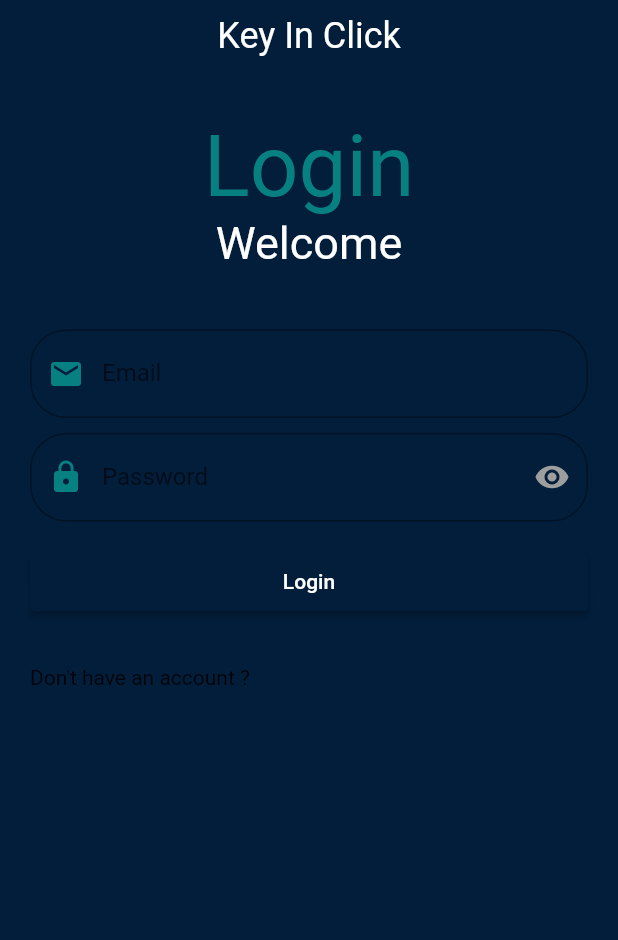
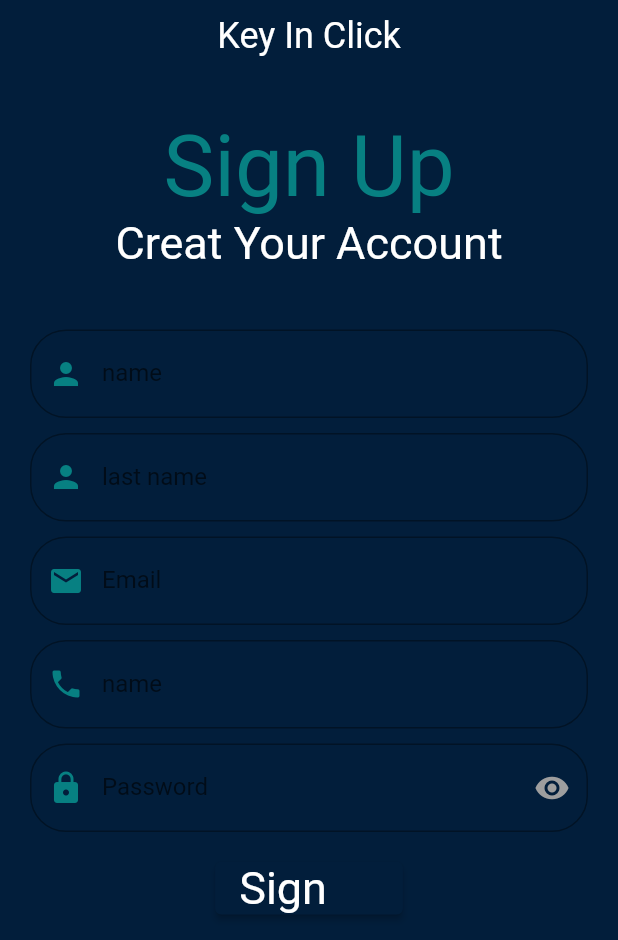
Before and after one commit to rajaashater/real_estate_app, a Flutter app: the screen it shows after launch, on a phone screen of 412 x 824 dp, the part 296-1236 px from its top. Run offline on Flutter 3.47's test engine with Material 2 defaults, Android fonts, the phone set to English and light mode, and no system bars; our stand-ins replace easy_localization; missing offline and left inert: queen_validators; Roboto replaces fonts that are missing (TwCenClassMTStd-Regular.otf).

Commit message:
sign up done

```diff
--- a/lib/main.dart
+++ b/lib/main.dart
@@ -2,6 +2,7 @@ import 'package:easy_localization/easy_localization.dart';
 import 'package:flutter/material.dart';
 import 'package:real_estate_app/utils/theme/app_theme.dart';
 import 'package:real_estate_app/views/auth/login_screen.dart';
+import 'package:real_estate_app/views/auth/register_screen.dart';
 
 Future<void> main ()
 async {
@@ -25,7 +26,7 @@ class RealEstate extends StatelessWidget {
       localizationsDelegates: context.localizationDelegates,
       supportedLocales: context.supportedLocales,
       locale: context.locale,
-      home: LoginScreen(),
+      home: RegisterScreen(),
     );
   }
 }
--- a/lib/views/auth/login_screen.dart
+++ b/lib/views/auth/login_screen.dart
@@ -74,8 +74,10 @@ class LoginScreen extends StatelessWidget {
                 ),
               ),
               SizedBox(
-                width: double.infinity,
-                height: 40.0,
+
+                width:125.0,
+                height: 35.0,
+
                 child: ElevatedButton(onPressed: () {
                   if(_formKey.currentState!.validate()){
                     _formKey.currentState!.save();
@@ -84,7 +86,7 @@ class LoginScreen extends StatelessWidget {
                   print(_password);
                 },
                   child: Text('login'.tr(),
-                  style: const TextStyle(color:Colors.white,) ),
+                      style:Theme.of(context).textTheme.headline3 ),
                 ),
               ),
               const SizedBox(
--- a/lib/views/auth/password_text_from_field.dart
+++ b/lib/views/auth/password_text_from_field.dart
@@ -33,6 +33,7 @@ class _PasswordTextFormFieldState extends State<PasswordTextFormField> {
       ),
       validator: qValidator([
         IsRequired(),
+
       ]),
     );
   }
--- a/lib/views/auth/register_screen.dart
+++ b/lib/views/auth/register_screen.dart
@@ -99,6 +99,7 @@ class RegisterScreen extends StatelessWidget {
                       ),
                       validator: qValidator([
                         IsRequired(),
+                        IsEmail(),
                       ]),
                     ),
                     const SizedBox(
@@ -116,6 +117,7 @@ class RegisterScreen extends StatelessWidget {
                       ),
                       validator: qValidator([
                         IsRequired(),
+                        MinLength(10),
                       ]),
                     ),
                     const SizedBox(
@@ -129,15 +131,15 @@ class RegisterScreen extends StatelessWidget {
                 ),
               ),
               SizedBox(
-                width: double.infinity,
-                height: 40.0,
+                  width:125.0,
+                  height: 35.0,
                 child: ElevatedButton(onPressed: () {
                   if(_formKey.currentState!.validate()){
                     _formKey.currentState!.save();
                   }
                 },
                   child: Text('sign up'.tr(),
-                      style: const TextStyle(color:Colors.white,) ),
+                      style:Theme.of(context).textTheme.headline3 ),
                 ),
               ),
               const SizedBox(
```
